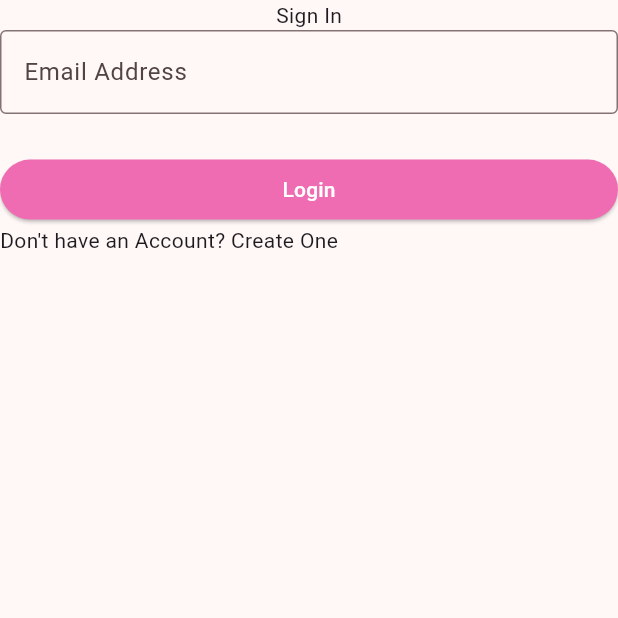
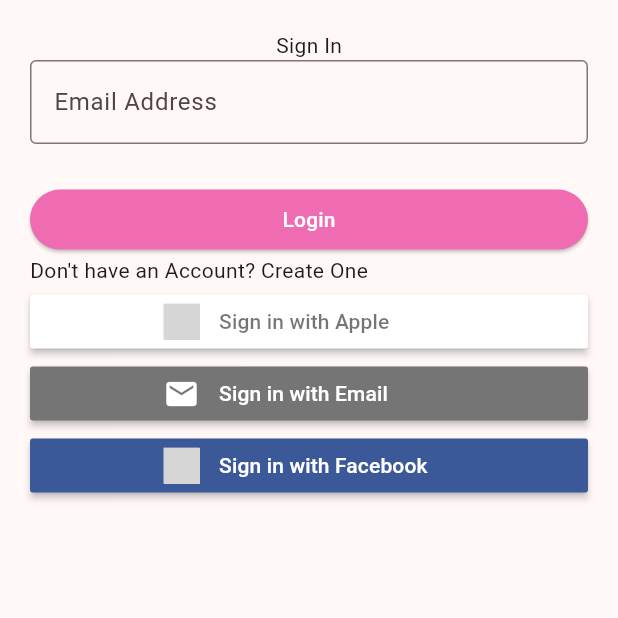
Before and after one commit to BretLogs/krish, a Flutter app: the screen it shows after launch, on a phone screen of 412 x 824 dp, the top half of it. Run offline on Flutter 3.47's test engine with Material 3 defaults, Android fonts, the phone set to English and light mode, and no system bars; drawn by our look-alikes of sign_in_button; our stand-ins replace google_fonts; Roboto replaces fonts that are missing (Livvic); grey boxes are pictures that could not be loaded.

Commit message:
Bone Design for Log in page

```diff
--- a/krish_ecommerce_app/lib/pages/login/login_page.dart
+++ b/krish_ecommerce_app/lib/pages/login/login_page.dart
@@ -1,7 +1,9 @@
 import 'package:flutter/material.dart';
 import 'package:krish_ecommerce_app/consts.dart';
+import 'package:krish_ecommerce_app/widgets/continue_log_in_button.dart';
 import 'package:krish_ecommerce_app/widgets/primary_button.dart';
 import 'package:krish_ecommerce_app/widgets/log_in_form_field.dart';
+import 'package:sign_in_button/sign_in_button.dart';
 
 class LogInPage extends StatelessWidget {
   const LogInPage({super.key});
@@ -10,6 +12,8 @@
   Widget build(BuildContext context) {
     return Scaffold(
       body: SafeArea(
+          child: Padding(
+        padding: const EdgeInsets.all(20),
         child: Form(
             child: Column(
           children: <Widget>[
@@ -27,8 +31,12 @@
                 Text('Create One'),
               ],
             ),
+            const ContinueLogInButton(icon: Buttons.apple),
+            const ContinueLogInButton(icon: Buttons.email),
+            const ContinueLogInButton(icon: Buttons.facebook),
           ],
-      ))),
+        )),
+      )),
     );
   }
 }
--- a/krish_ecommerce_app/pubspec.yaml
+++ b/krish_ecommerce_app/pubspec.yaml
@@ -35,6 +35,7 @@
   # Use with the CupertinoIcons class for iOS style icons.
   cupertino_icons: ^1.0.6
   google_fonts: ^6.2.1
+  sign_in_button: ^3.2.0
 
 dev_dependencies:
   flutter_test:
```
Also changed, not shown: krish_ecommerce_app/pubspec.lock. Lines whose indentation alone changed are shown as unchanged.
